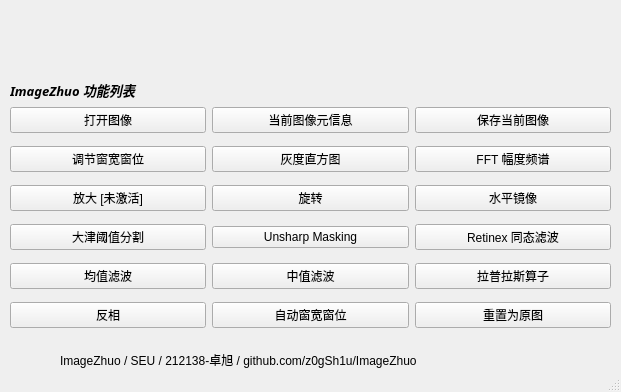
Before: the Qt Designer form ui/MainWindow.ui in z0gSh1u/ImageZhuo, drawn with Qt 5.
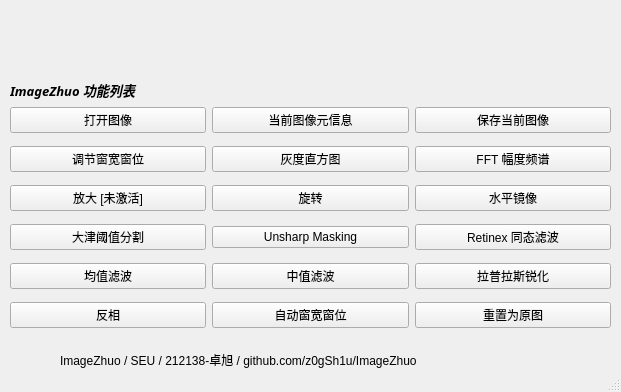
After: the same form once the commit is applied. Icons and pictures are not drawn.

Diff of the .ui file:
```diff
--- a/ui/MainWindow.ui
+++ b/ui/MainWindow.ui
@@ -59,7 +59,7 @@
      <item row="4" column="2">
       <widget class="QPushButton" name="btn_laplacian">
        <property name="text">
-        <string>拉普拉斯算子</string>
+        <string>拉普拉斯锐化</string>
        </property>
       </widget>
      </item>
```
